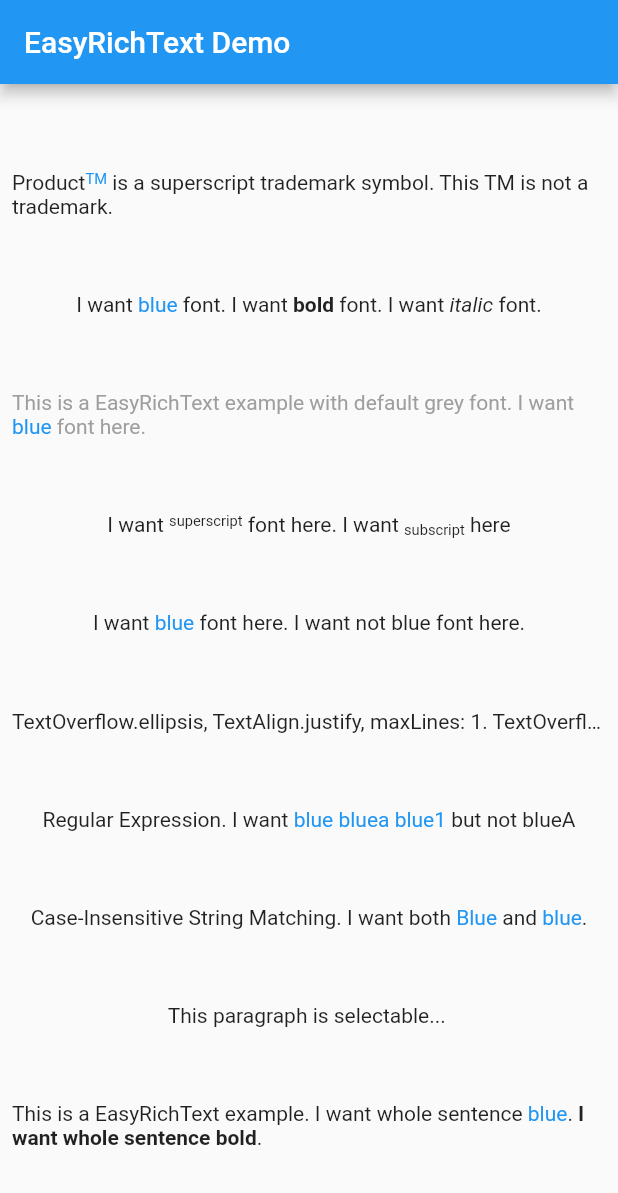
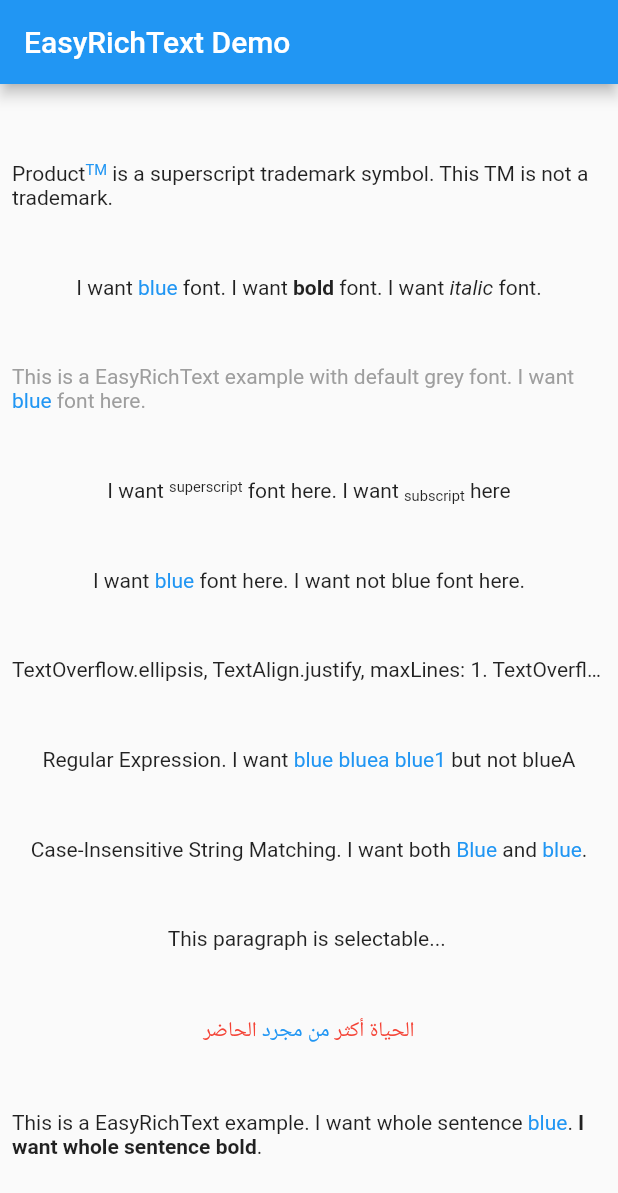
Before and after one commit to 2000calories/flutter_easy_rich_text, a Flutter app: the screen it shows after launch, on a phone screen of 412 x 824 dp. Shown: the top 1193 px of the screen. Run offline on Flutter 3.47's test engine with Material 2 defaults, Android fonts, the phone set to English and light mode, and no system bars.

Commit message:
Arabic text

```diff
--- a/example/lib/main.dart
+++ b/example/lib/main.dart
@@ -143,6 +143,18 @@ class _MyHomePageState extends State<MyHomePage> {
                 selectable: true,
               ),
 
+              //Arabic text
+              EasyRichText(
+                "الحياة أكثر من مجرد الحاضر",
+                patternList: [
+                  EasyRichTextPattern(
+                    targetString: 'من مجرد',
+                    style: TextStyle(color: Colors.blue),
+                  )
+                ],
+                defaultStyle: TextStyle(color: Colors.red),
+              ),
+
               //know issue
               EasyRichText(
                 "This is a EasyRichText example. I want whole sentence blue. I want whole sentence bold.",
--- a/lib/src/easy_rich_text.dart
+++ b/lib/src/easy_rich_text.dart
@@ -114,10 +114,16 @@ class EasyRichText extends StatelessWidget {
         bool isHan = RegExp(r"[\u4e00-\u9fa5]+",
                 caseSensitive: caseSensitive, unicode: true)
             .hasMatch(targetString);
-        /// if target string is Han character
+
+        //\p{Arabic}
+        bool isArabic = RegExp(r"[\u0621-\u064A]+",
+                caseSensitive: caseSensitive, unicode: true)
+            .hasMatch(targetString);
+
+        /// if target string is Han or Arabic character
         /// set matchWordBoundaries = false
         /// set wordBoundaryStringBeforeTarget = ""
-        if (isHan) {
+        if (isHan || isArabic) {
           matchWordBoundaries = false;
           wordBoundaryStringBeforeTarget = "";
         }
@@ -149,10 +155,8 @@ class EasyRichText extends StatelessWidget {
 
       targetStringList.asMap().forEach((index, targetString) {
         //\$, match end
-        RegExp targetStringExp = new RegExp(
-            '^$targetString\$',
-            caseSensitive: caseSensitive,
-            unicode: true);
+        RegExp targetStringExp = new RegExp('^$targetString\$',
+            caseSensitive: caseSensitive, unicode: true);
         if (targetStringExp.hasMatch(str)) {
           targetIndex = index;
         }
```
